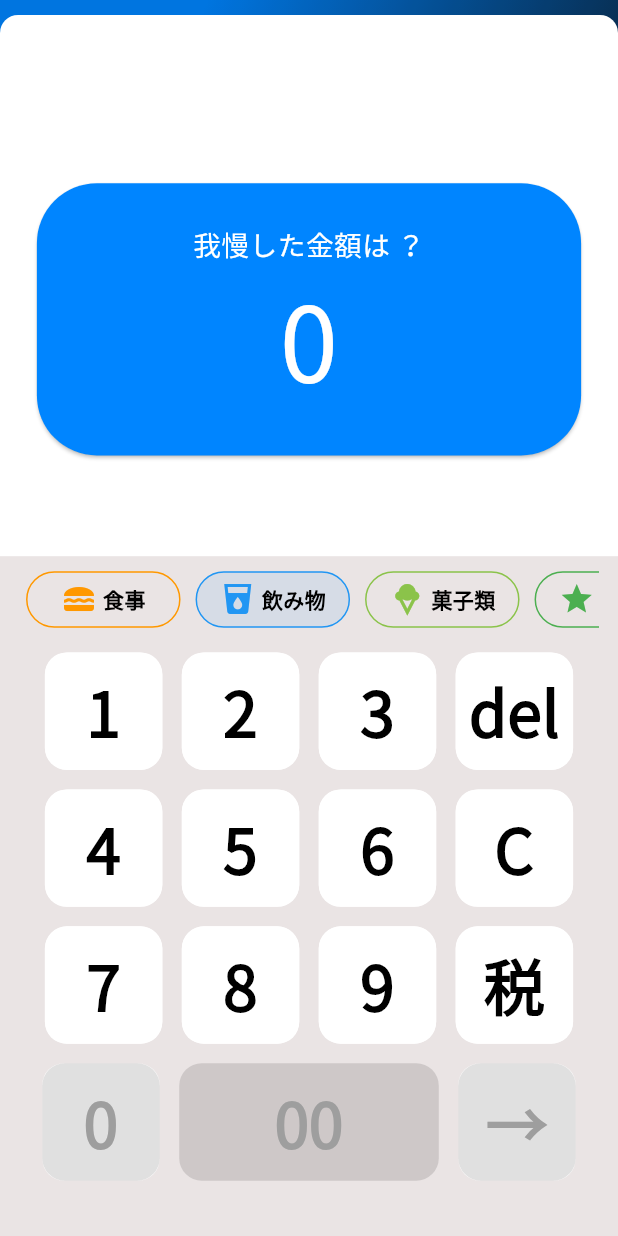
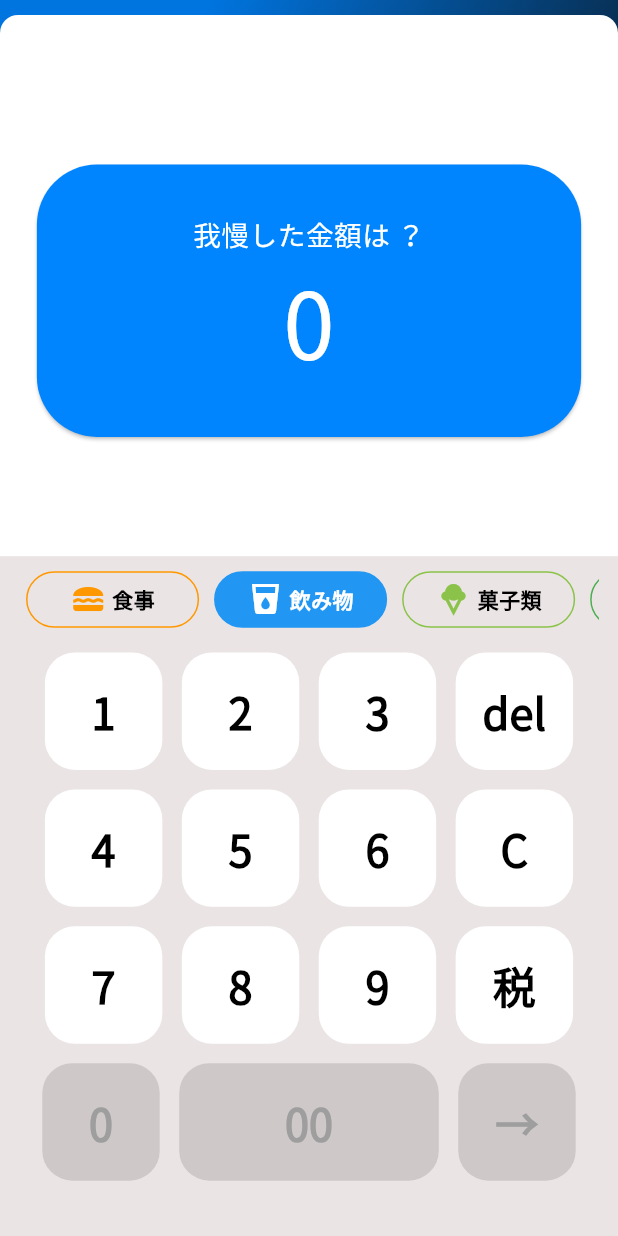
Before and after one commit to kou-nagamine/new_save_money, a Flutter app: the screen it shows after launch, item 2 of the bottom bar chosen, on a phone screen of 412 x 824 dp. Run offline on Flutter 3.47's test engine with Material 3 defaults, Android fonts, the phone set to English and light mode, and no system bars; our stand-ins replace buttons_tabbar, draggable_home, figma_squircle, fl_chart, flutter_datetime_picker_plus, flutter_riverpod and 4 more; missing offline and left inert: iconoir_flutter; generated files the repository leaves out were written again; statements that could not run were skipped.

Commit message:
fix:電卓ページのレイアウトを修正

```diff
--- a/lib/views/pages/calculator/components/calculator_button.dart
+++ b/lib/views/pages/calculator/components/calculator_button.dart
@@ -1,6 +1,7 @@
 //packages
 import 'package:flutter/material.dart';
 import 'package:flutter_riverpod/flutter_riverpod.dart';
+import 'package:figma_squircle/figma_squircle.dart';
 
 //riverpods
 import '../providers/add_price.dart';
@@ -36,10 +37,6 @@ class CalculatorButton extends ConsumerWidget {
       child: Container(
         height: size.height * 0.095,
         width: size.height * 0.095,
-        decoration: BoxDecoration(
-          color: Colors.white,
-          borderRadius: BorderRadius.circular(size.width * 0.035),
-        ),
         child: ElevatedButton(
           onPressed: isEnabled ? () {
             final chargeNotifier = ref.read(chargeRiverpodNotifierProvider.notifier);
@@ -80,9 +77,11 @@ class CalculatorButton extends ConsumerWidget {
           style: ElevatedButton.styleFrom(
             elevation: 0,
             padding: EdgeInsets.zero, // ボタンの内側の余白をなしに設定
-            backgroundColor: isEnabled ? Colors.white : Colors.grey, // isEnabledに基づいて背景色を変更
-            shape: RoundedRectangleBorder(
-              borderRadius: BorderRadius.circular(15),
+            backgroundColor: Colors.white, // isEnabledに基づいて背景色を変更
+            shape: SmoothRectangleBorder(
+              borderRadius: SmoothBorderRadius(
+              cornerRadius: 20,
+              cornerSmoothing: 0.6)
             ),
             alignment: Alignment.center,
           ),
@@ -90,7 +89,7 @@ class CalculatorButton extends ConsumerWidget {
             buttonText,
             textAlign: TextAlign.center,
             style: TextStyle(
-              fontSize: size.width * 0.1,
+              fontSize: size.width * 0.07,
               fontWeight: FontWeight.bold,
               color: isEnabled ? Colors.black : Colors.grey, // isEnabledに基づいてテキストの色を変更
             ),
@@ -129,15 +128,17 @@ class BigCalculatorButton extends ConsumerWidget {
           style: ElevatedButton.styleFrom(
             elevation: 0,
             alignment: Alignment.center,
-            backgroundColor: isEnabled ? Colors.white : Colors.grey[300], // isEnabledに基づいて背景色を変更
-            shape: RoundedRectangleBorder(
-              borderRadius: BorderRadius.circular(15),
+            backgroundColor:Colors.white, // isEnabledに基づいて背景色を変更
+            shape: SmoothRectangleBorder(
+              borderRadius: SmoothBorderRadius(
+              cornerRadius: 20,
+              cornerSmoothing: 0.6)
             ),
           ),
           child: Text(
             buttonText,
             style: TextStyle(
-              fontSize: size.width * 0.1,
+              fontSize: size.width * 0.07,
               fontWeight: FontWeight.bold,
               color: isEnabled ? Colors.black : Colors.grey, // isEnabledに基づいてテキストの色を変更
             ),
--- a/lib/views/pages/calculator/components/calculator_category.dart
+++ b/lib/views/pages/calculator/components/calculator_category.dart
@@ -60,13 +60,13 @@ class _CalculatorCateGoryState extends ConsumerState<CalculatorCateGory> {
               child: Padding(
                 padding: const EdgeInsets.symmetric(horizontal: 5.0, vertical: 10.0),
                 child: SizedBox(
-                  width: size.width * 0.25,
+                  width: size.width * 0.28,
                   height: size.height * 0.04,
                   child: Container(
                     alignment: Alignment.center,
                     decoration: BoxDecoration(
                       color: selectedIndex == index
-                          ? _colors[index].withOpacity(0.1)
+                          ? _colors[index]
                           : null,
                       borderRadius: BorderRadius.circular(50.0),
                       border: Border.all(color: _colors[index]),
@@ -77,12 +77,17 @@ class _CalculatorCateGoryState extends ConsumerState<CalculatorCateGory> {
                         mainAxisAlignment: MainAxisAlignment.center,
                         crossAxisAlignment: CrossAxisAlignment.center,
                         children: [
-                          Icon(_icons[index], color: _colors[index]),
+                          Icon(_icons[index],
+                          color: selectedIndex == index
+                            ? Colors.white
+                            :  _colors[index]),
                           const SizedBox(width: 4.0),
                           Text(
                             _labels[index],
-                            style: const TextStyle(
-                              color: Colors.black,
+                            style: TextStyle(
+                              color: selectedIndex == index
+                                ? Colors.white
+                                :  Colors.black,
                               fontWeight: FontWeight.bold,
                             ),
                           ),
--- a/lib/views/pages/calculator/components/charge_card.dart
+++ b/lib/views/pages/calculator/components/charge_card.dart
@@ -3,6 +3,7 @@ import 'package:flutter/material.dart';
 import 'dart:math';
 import 'package:flutter_riverpod/flutter_riverpod.dart';
 import 'package:new_save_money/views/pages/home/providers/user_log.dart';
+import 'package:intl/intl.dart'; // NumberFormat を使用するためにインポート
 
 //commons
 import '../../commons/navigation_bar/navigation_bar.dart';
@@ -21,6 +22,7 @@ class ChargeCard extends ConsumerWidget {
     // final a = ref.watch(userLogNotifierProvider);
 
     return Container(
+      margin: EdgeInsets.only(bottom: size.height * 0.1),
       height: size.height * 0.23,
       child: Card(
         color: const Color(0xff0085FF),
@@ -62,9 +64,9 @@ class ChargeCard extends ConsumerWidget {
                     ),
                     //金額の表示(chargeProviderの表示)
                   Text(
-                    charge,
+                    NumberFormat("#,###").format(int.parse(charge)),
                     style: TextStyle(
-                      fontSize: size.width * 0.17,
+                      fontSize: size.width * 0.15,
                       color: Colors.white
                     )
                   ),
--- a/lib/views/pages/home/components/money_history.dart
+++ b/lib/views/pages/home/components/money_history.dart
@@ -3,6 +3,8 @@ import "package:flutter/material.dart";
 import 'package:flutter_riverpod/flutter_riverpod.dart';
 import '../providers/user_log.dart';
 import 'package:new_save_money/views/pages/calculator/providers/all_price.dart';
+
+import 'package:intl/intl.dart'; // NumberFormatを使用するためにインポート
 
 class MoneyHistoryList extends ConsumerWidget {
   final List<Map<String, dynamic>> historyData;
@@ -63,7 +65,10 @@ class MoneyHistoryList extends ConsumerWidget {
                 categoryName,
                 style: TextStyle(
                   fontSize: 20,
-                  fontWeight: FontWeight.bold,
+                  fontWeight: FontWeight.w600,
+                  color: Theme.of(context).brightness == Brightness.dark
+                            ? Colors.white
+                            : Colors.black87,
                 ),
               ),
               leading: Container(
@@ -80,7 +85,7 @@ class MoneyHistoryList extends ConsumerWidget {
                 ),
               ),
               trailing: Text(
-                "￥${price}",
+                "¥${NumberFormat("#,###").format(price)}",
                 style: TextStyle(
                   fontSize: 20,
                   fontWeight: FontWeight.bold,
--- a/lib/views/pages/home/home_page.dart
+++ b/lib/views/pages/home/home_page.dart
@@ -3,6 +3,7 @@ import 'package:flutter/material.dart';
 import 'package:flutter/widgets.dart';
 import 'package:flutter_riverpod/flutter_riverpod.dart';
 //import 'package:iconoir_flutter/regular/box.dart';
+import 'package:intl/intl.dart'; // NumberFormatを使用するためにインポート
 
 //components
 import 'components/money_history.dart';
@@ -63,7 +64,7 @@ class HomePage extends ConsumerWidget {
               crossAxisAlignment: CrossAxisAlignment.start,
               children: [
                 Text(
-                  '￥${allPrice}',
+                  '¥ ${NumberFormat("#,###").format(allPrice)}',
                   style: TextStyle(
                     fontSize: 50,
                     fontWeight: FontWeight.bold,
--- a/lib/views/pages/topic/components/custom_form.dart
+++ b/lib/views/pages/topic/components/custom_form.dart
@@ -133,7 +133,6 @@ class _CustomFormState extends State<CustomForm> {
                         color: Theme.of(context).brightness == Brightness.dark
                             ? Colors.white
                             : Colors.black,
-                            fontFamily: 'NotoSansJP',
                       ),
                       textInputAction: TextInputAction.done,
                       onSubmitted: (_) {
--- a/pubspec.yaml
+++ b/pubspec.yaml
@@ -53,6 +53,7 @@ dependencies:
     sdk: flutter
   google_fonts: ^6.2.1
   flutter_datetime_picker_plus: ^2.2.0
+  figma_squircle: ^0.5.3
 
 dev_dependencies:
   flutter_test:
```
Also changed, not shown: lib/views/pages/topic/topic_page.dart (indentation only), pubspec.lock.
